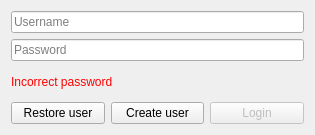
Old version of the form cubepass/loginscreen.ui in the repository kobus-v-schoor/cubepass.
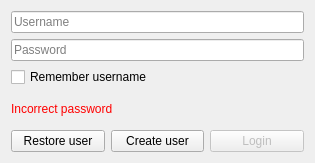
New version of the form. Icons and pictures are not drawn.

Diff of the .ui file:
```diff
--- a/cubepass/loginscreen.ui
+++ b/cubepass/loginscreen.ui
@@ -10,7 +10,7 @@
     <x>0</x>
     <y>0</y>
     <width>315</width>
-    <height>135</height>
+    <height>163</height>
    </rect>
   </property>
   <property name="windowTitle">
@@ -38,6 +38,13 @@
      </property>
     </widget>
    </item>
+   <item>
+    <widget class="QCheckBox" name="chckRemeber">
+     <property name="text">
+      <string>Remember username</string>
+     </property>
+    </widget>
+   </item>
    <item>
     <widget class="QLabel" name="lblWarning">
      <property name="enabled">
```
